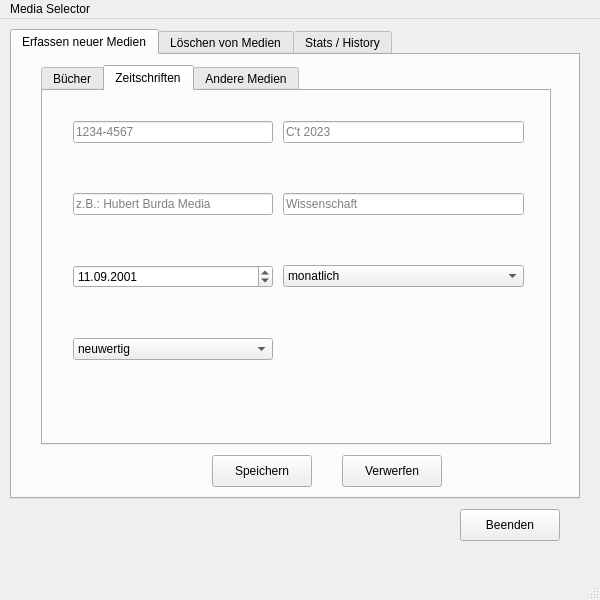
This is mainwindow.ui in Chae-Rie/qtMediaSelector as Qt 5 draws it before an edit. The edited form follows.
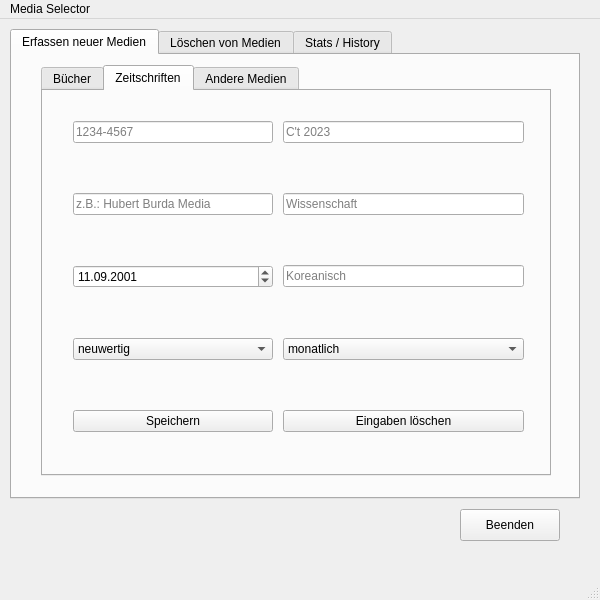
This is the edited form. The open tabs and pages were chosen to show the change.

The edit to the form file:
```diff
--- a/mainwindow.ui
+++ b/mainwindow.ui
@@ -73,7 +73,7 @@
         <x>29</x>
         <y>10</y>
         <width>510</width>
-        <height>380</height>
+        <height>411</height>
        </rect>
       </property>
       <property name="statusTip">
@@ -317,7 +317,7 @@
           <x>20</x>
           <y>20</y>
           <width>471</width>
-          <height>321</height>
+          <height>341</height>
          </rect>
         </property>
         <layout class="QFormLayout" name="formLayoutMagazines">
@@ -441,7 +441,77 @@
            </property>
           </widget>
          </item>
-         <item row="2" column="1">
+         <item row="3" column="0">
+          <widget class="QComboBox" name="comboBoxMagazinesCondition">
+           <property name="minimumSize">
+            <size>
+             <width>200</width>
+             <height>0</height>
+            </size>
+           </property>
+           <property name="placeholderText">
+            <string/>
+           </property>
+           <item>
+            <property name="text">
+             <string>neuwertig</string>
+            </property>
+           </item>
+           <item>
+            <property name="text">
+             <string>leichte Gebrauchsspuren</string>
+            </property>
+           </item>
+           <item>
+            <property name="text">
+             <string>normale Gebrauchsspuren</string>
+            </property>
+           </item>
+           <item>
+            <property name="text">
+             <string>schwere Gebrauchsspuren</string>
+            </property>
+           </item>
+           <item>
+            <property name="text">
+             <string>abgenutzt</string>
+            </property>
+           </item>
+          </widget>
+         </item>
+         <item row="4" column="0">
+          <widget class="QPushButton" name="pushButtonMagazineSave">
+           <property name="minimumSize">
+            <size>
+             <width>200</width>
+             <height>0</height>
+            </size>
+           </property>
+           <property name="statusTip">
+            <string>Speichert die gemachten Angaben in der Datenbank</string>
+           </property>
+           <property name="text">
+            <string>Speichern</string>
+           </property>
+          </widget>
+         </item>
+         <item row="4" column="1">
+          <widget class="QPushButton" name="pushButtonMagazineClearAll">
+           <property name="minimumSize">
+            <size>
+             <width>200</width>
+             <height>0</height>
+            </size>
+           </property>
+           <property name="statusTip">
+            <string>Löscht die gemachten Angaben aus den Steuerungselementen</string>
+           </property>
+           <property name="text">
+            <string>Eingaben löschen</string>
+           </property>
+          </widget>
+         </item>
+         <item row="3" column="1">
           <widget class="QComboBox" name="comboBoxMagazinePublishingRate">
            <property name="minimumSize">
             <size>
@@ -474,8 +544,8 @@
            </item>
           </widget>
          </item>
-         <item row="3" column="0">
-          <widget class="QComboBox" name="comboBoxMagazinesCondition">
+         <item row="2" column="1">
+          <widget class="QLineEdit" name="lineEditMagazineLanguage">
            <property name="minimumSize">
             <size>
              <width>200</width>
@@ -483,7 +553,7 @@
             </size>
            </property>
            <property name="placeholderText">
-            <string/>
+            <string>Koreanisch</string>
            </property>
            <item>
             <property name="text">
@@ -656,38 +726,6 @@
        </widget>
       </widget>
      </widget>
-     <widget class="QPushButton" name="pushButtonSave">
-      <property name="geometry">
-       <rect>
-        <x>200</x>
-        <y>400</y>
-        <width>100</width>
-        <height>32</height>
-       </rect>
-      </property>
-      <property name="statusTip">
-       <string>Speichern der gemachten Eingaben</string>
-      </property>
-      <property name="text">
-       <string>Speichern</string>
-      </property>
-     </widget>
-     <widget class="QPushButton" name="pushButtonClearAll">
-      <property name="geometry">
-       <rect>
-        <x>330</x>
-        <y>400</y>
-        <width>100</width>
-        <height>32</height>
-       </rect>
-      </property>
-      <property name="statusTip">
-       <string>Löschen der gemachten Eingaben</string>
-      </property>
-      <property name="text">
-       <string>Verwerfen</string>
-      </property>
-     </widget>
     </widget>
     <widget class="QWidget" name="tabDeleteMedia">
      <attribute name="title">
```
Left out of the diff: 175 changed lines with no effect on the pictures.
